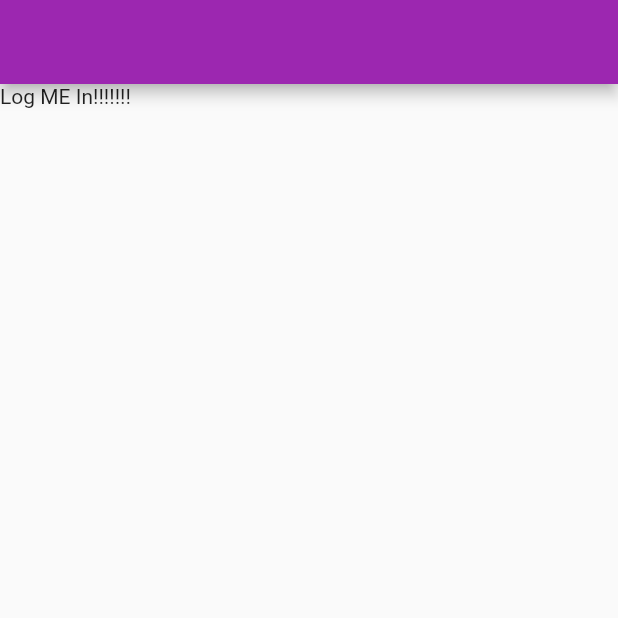
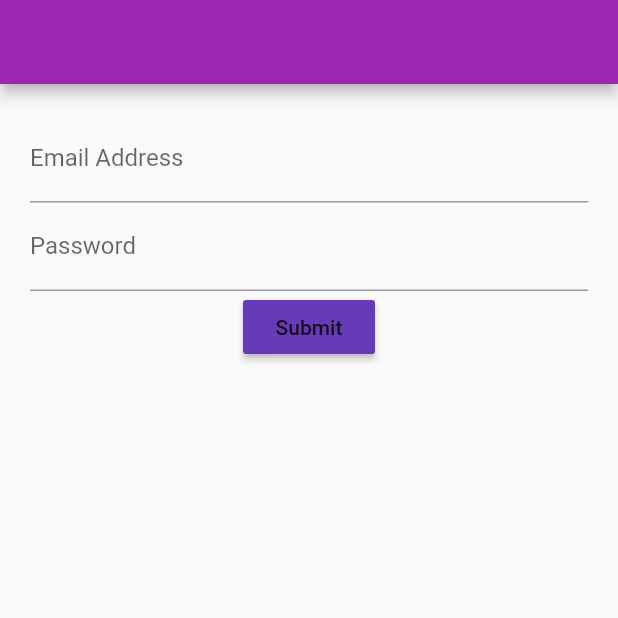
Before and after one commit to Neeraj-Palliyali/login_stateful, a Flutter app: the screen it shows after launch, on a phone screen of 412 x 824 dp, the top half of it. Run offline on Flutter 3.47's test engine with Material 2 defaults, Android fonts, the phone set to English and light mode, and no system bars.

Commit message:
validation

```diff
--- a/lib/main.dart
+++ b/lib/main.dart
@@ -1,5 +1,5 @@
 import 'package:flutter/material.dart';
-
+import 'package:login_stateful/screens/loginscreen.dart';
 void main() {
   runApp(App());
 }
@@ -15,7 +15,7 @@ class _AppState extends State<App> {
     return MaterialApp(
       title: 'Log Me In!!!!!',
       home: Scaffold(
-        body: Text('Log ME In!!!!!!!'),
+        body: LoginScreen(),
         appBar: AppBar(
           backgroundColor: Colors.purple,
         ),
--- /dev/null
+++ b/lib/screens/loginscreen.dart
@@ -0,0 +1,64 @@
+import 'package:flutter/material.dart';
+
+class LoginScreen extends StatefulWidget {
+  @override
+  _LoginScreenState createState() => _LoginScreenState();
+}
+
+class _LoginScreenState extends State<LoginScreen> {
+  final GlobalKey<FormState> formKey = GlobalKey<FormState>();
+
+  @override
+  Widget build(BuildContext context) {
+    return Container(
+      margin: EdgeInsets.all(20.0),
+      child: Form(
+          key: formKey,
+          child: Column(
+            children: <Widget>[emailField(), passwordField(), submitButton()],
+          )),
+    );
+  }
+
+  Widget emailField() {
+    return TextFormField(
+      keyboardType: TextInputType.emailAddress,
+      decoration: InputDecoration(
+          labelText: 'Email Address', hintText: 'you@example.com'),
+      validator: (String value) {
+        if (!value.contains('@')) {
+          print('Enter valid email!!');
+        }
+        return null;
+      },
+      onSaved: (String value){
+        print(value);
+      },
+    );
+  }
+
+  Widget passwordField() {
+    return TextFormField(
+      obscureText: true,
+      decoration: InputDecoration(labelText: 'Password', hintText: 'Password'),
+      validator: (String value) {
+        if (value.length < 4) {
+          print('Too Small');
+        }
+        return null;
+      },
+      onSaved: (String value){
+        print(value);
+      },
+    );
+  }
+
+  Widget submitButton() {
+    return RaisedButton(
+        color: Colors.deepPurple, child: Text('Submit'), onPressed: () {
+          if(formKey.currentState.validate()){
+            formKey.currentState.save();
+          }
+    });
+  }
+}
```
